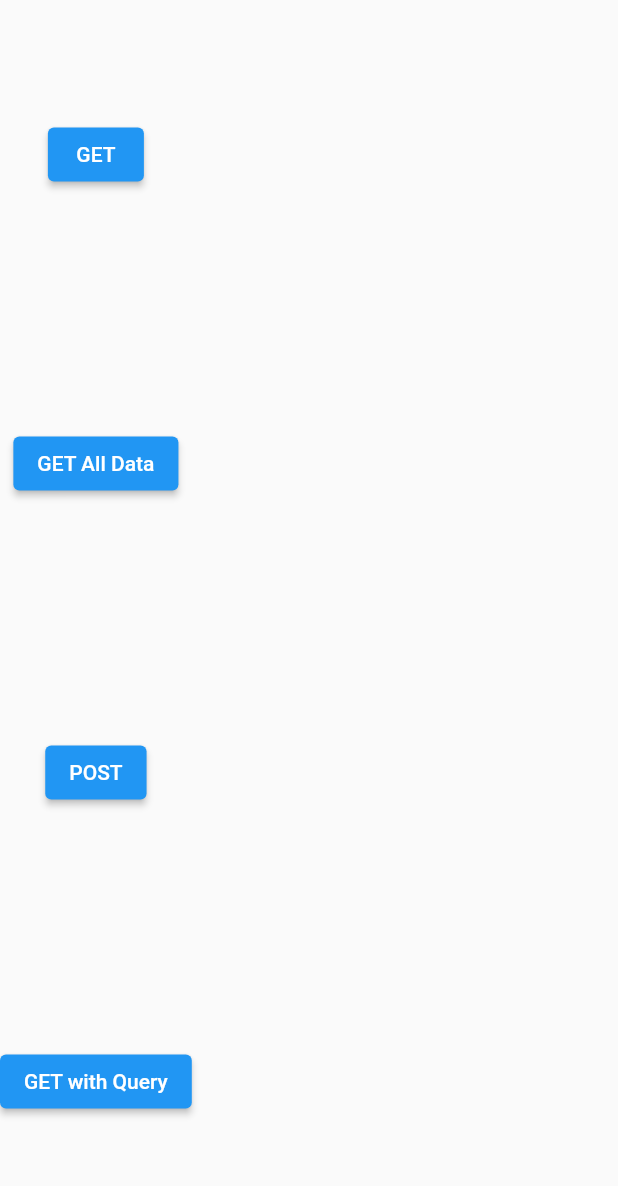
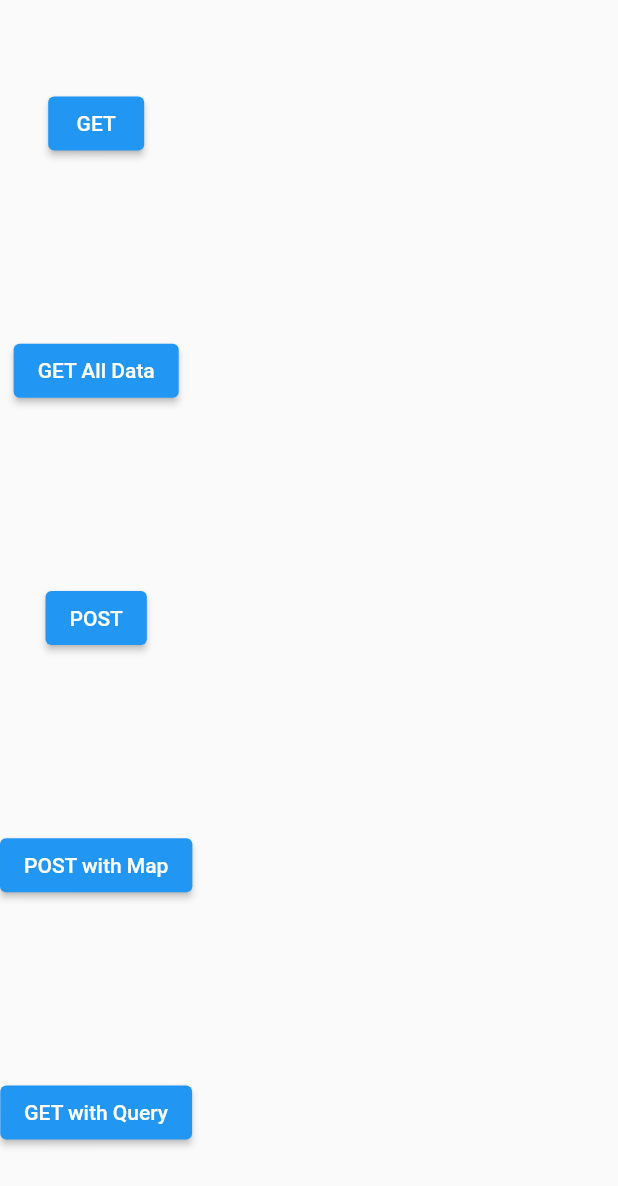
Before and after one commit to flutter-preview/StudioZERONE-study_flutter_09_codingpapa01_http, a Flutter app: the screen it shows after launch, after a tap on "GET with Query", on a phone screen of 412 x 824 dp. Shown: the top 1186 px of the screen. Run offline on Flutter 3.47's test engine with Material 2 defaults, Android fonts, the phone set to English and light mode, and no system bars; our stand-ins replace dio; network calls fail.

Commit message:
http POST with Map

```diff
--- a/lib/dio_server.dart
+++ b/lib/dio_server.dart
@@ -30,7 +30,22 @@ class Server {
     print(response.data.toString());
   }
 
-  Future<void> getReqWzQuery() async {
+  Future<void> postReqWithMap() async {
+    Response response;
+    Dio dio = Dio();
+    Map<String, dynamic> data = {
+      "id": 12,
+      "name": "May the FORCE be with you!",
+    };
+    data.putIfAbsent('userId', () => 189);
+    response = await dio.post(
+      _API_PREFIX,
+      data: data,
+    );
+    print(response.data.toString());
+  }
+
+  Future<void> getReqWithQuery() async {
     Response response;
     Dio dio = Dio();
     response = await dio.get(
--- a/lib/main.dart
+++ b/lib/main.dart
@@ -46,7 +46,13 @@ class MyHomePage extends StatelessWidget {
           ),
           ElevatedButton(
             onPressed: () {
-              server.getReqWzQuery();
+              server.postReqWithMap();
+            },
+            child: const Text('POST with Map'),
+          ),
+          ElevatedButton(
+            onPressed: () {
+              server.getReqWithQuery();
             },
             child: const Text('GET with Query'),
           ),
```
